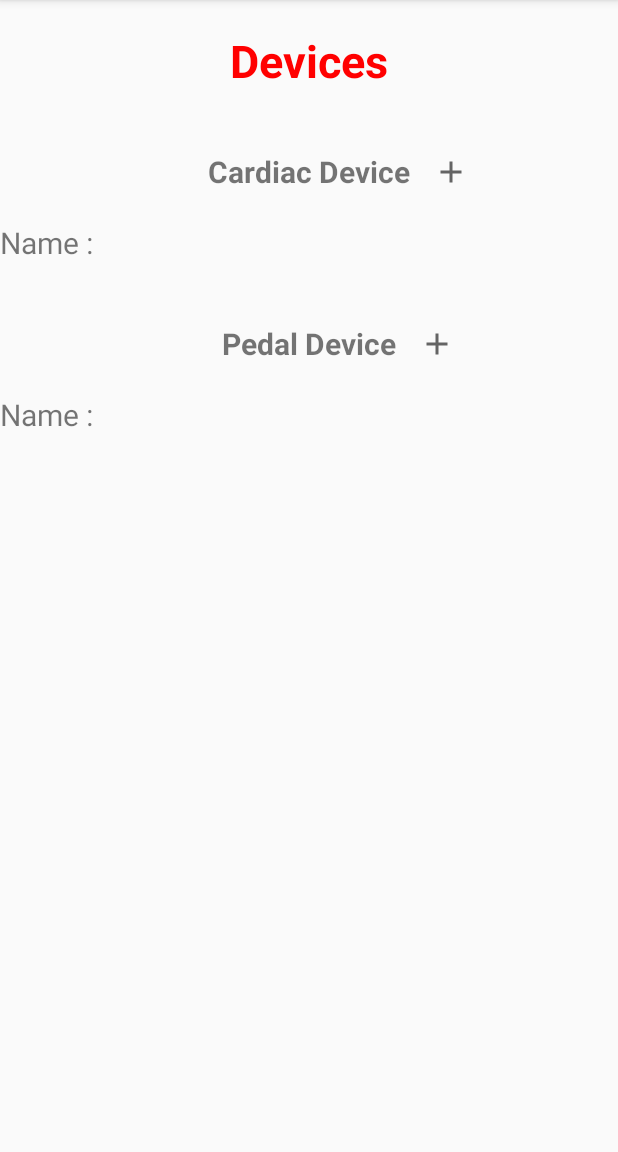
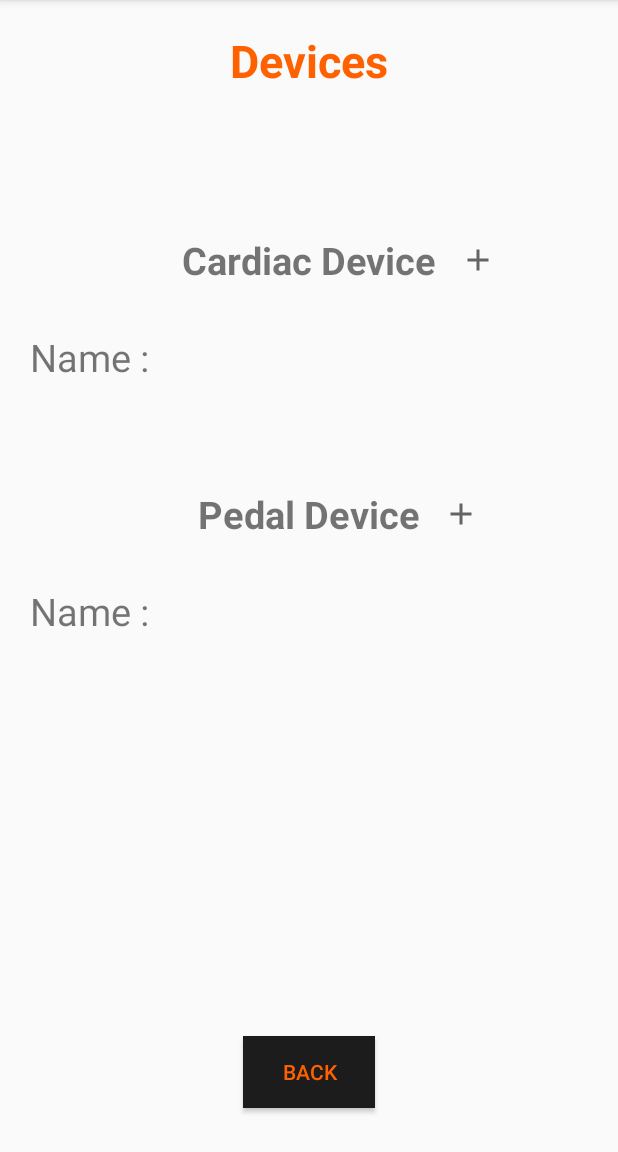
Before and after one commit to lesslefou/CycloSens, an Android app: the Devices screen opened directly, with no data from a screen before it, on a phone screen of 412 x 824 dp, the part 84-1236 px from its top. Run offline under Robolectric (Android 15) with nearby library versions, the phone set to English and light mode, and no system bars; our stand-ins replace Firebase (no records; nobody signed in at launch, a user with empty details on screens opened directly).

```diff
--- a/app/src/main/AndroidManifest.xml
+++ b/app/src/main/AndroidManifest.xml
@@ -24,9 +24,6 @@
         android:theme="@style/Theme.CycloSens">
         <activity
             android:name=".BleResearch"
-            android:exported="false" />
-        <activity
-            android:name=".DeviceInformation"
             android:exported="false" />
         <!--
              The API key for Google Maps-based APIs is defined as a string resource.
--- a/app/src/main/java/com/example/cyclosens/Devices.java
+++ b/app/src/main/java/com/example/cyclosens/Devices.java
@@ -7,6 +7,7 @@ import android.bluetooth.BluetoothDevice;
 import android.content.Intent;
 import android.os.Bundle;
 import android.util.Log;
+import android.view.View;
 
 import com.example.cyclosens.databinding.ActivityDevicesBinding;
 import com.google.firebase.auth.FirebaseAuth;
@@ -34,9 +35,6 @@ public class Devices extends AppCompatActivity {
         binding.addCardiacDevice.setOnClickListener(v-> goSearchDevice("cardiac"));
         binding.addPedalDevice.setOnClickListener(v-> goSearchDevice("pedal"));
 
-        binding.cardiacDeviceName.setOnClickListener(v-> goToInformation("cardiac"));
-        binding.pedalDeviceName.setOnClickListener(v-> goToInformation("pedal"));
-
         FirebaseUser firebaseUser = FirebaseAuth.getInstance().getCurrentUser();
         if (firebaseUser != null) {
             String userId = firebaseUser.getUid();
@@ -51,7 +49,7 @@ public class Devices extends AppCompatActivity {
                     }
                     if (snapshot.child("pedal").child("name").exists()) {
                         pedalDevice = snapshot.child("pedal").child("name").getValue().toString();
-                        binding.cardiacDeviceName.setText(pedalDevice);
+                        binding.pedalDeviceName.setText(pedalDevice);
                     }
                 }
 
@@ -61,6 +59,9 @@ public class Devices extends AppCompatActivity {
                 }
             });
         }
+
+        //Go back on the previous page and close this activity
+        binding.btnBack.setOnClickListener((View.OnClickListener) v -> finish());
     }
 
     private void goSearchDevice(String type){
@@ -69,9 +70,4 @@ public class Devices extends AppCompatActivity {
         startActivity(i);
     }
 
-    private void goToInformation(String type){
-        Intent i = new Intent(Devices.this, DeviceInformation.class);
-        i.putExtra("device",type);
-        startActivity(i);
-    }
 }
--- a/app/src/main/java/com/example/cyclosens/Log_In.java
+++ b/app/src/main/java/com/example/cyclosens/Log_In.java
@@ -38,7 +38,7 @@ public class Log_In extends AppCompatActivity {
         setContentView(binding.getRoot());
 
         mAuth = FirebaseAuth.getInstance();
-        //If the user didn't log out he will see this page, he will directly go on the welcome page
+        //If the user didn't log out he will not see this page, he will directly go on the welcome page
         if (mAuth.getCurrentUser() != null){
             Intent i = new Intent(Log_In.this, Welcome.class);
             i.putExtra("fragment", "start");
@@ -90,6 +90,7 @@ public class Log_In extends AppCompatActivity {
                     if (checkIfEmailConfirm()) {
                         Toast.makeText(Log_In.this, R.string.welcomeUser, Toast.LENGTH_SHORT).show();
                         startActivity(new Intent(getApplicationContext(),Welcome.class));
+                        finish();
                     } else {
                         Toast.makeText(Log_In.this, R.string.emailConfirmation, Toast.LENGTH_SHORT).show();
                         binding.progressBar.setVisibility(View.GONE);
--- a/app/src/main/java/com/example/cyclosens/Sign_Up.java
+++ b/app/src/main/java/com/example/cyclosens/Sign_Up.java
@@ -149,7 +149,6 @@ public class Sign_Up extends AppCompatActivity {
                         mReference.setValue(user);
                         notificationDialog();
                         logout();
-                        startActivity(new Intent(Sign_Up.this, MainActivity.class));
                     } else {
                         Toast.makeText(Sign_Up.this, R.string.error + task.getException().getMessage(), Toast.LENGTH_SHORT).show();
                         binding.progressBar.setVisibility(View.GONE);
@@ -165,7 +164,7 @@ public class Sign_Up extends AppCompatActivity {
 
 
     /**
-     * Allows the disconnection of the user on the application
+     * Allows the disconnection of the user on the application in order to force in to click on his email validation
      */
     public void logout() {
         FirebaseAuth.getInstance().signOut();
--- a/app/src/main/res/layout/activity_devices.xml
+++ b/app/src/main/res/layout/activity_devices.xml
@@ -12,9 +12,9 @@
         android:layout_width="wrap_content"
         android:layout_height="wrap_content"
         android:text="@string/devices"
-        android:textColor="#FF0000"
+        android:textSize="30dp"
         android:textStyle="bold"
-        android:textSize="30sp"
+        android:textColor="@color/orange"
         app:layout_constraintTop_toTopOf="parent"
         android:layout_marginTop="20dp"
         app:layout_constraintEnd_toEndOf="parent"
@@ -26,13 +26,14 @@
         android:layout_width="wrap_content"
         android:layout_height="wrap_content"
         android:text="@string/cardiacDevice"
-        android:textSize="20dp"
+        android:textSize="25dp"
         android:textStyle="bold"
         app:layout_constraintEnd_toEndOf="parent"
         app:layout_constraintStart_toStartOf="parent"
         app:layout_constraintTop_toBottomOf="@id/title"
         android:layout_marginTop="40dp"
-        app:layout_constraintBottom_toTopOf="@id/cardiacDeviceName" />
+        app:layout_constraintBottom_toTopOf="@id/btn_back"
+        app:layout_constraintVertical_bias="0.1"/>
 
 
     <ImageView
@@ -50,9 +51,10 @@
         android:id="@+id/cardiacDeviceName"
         android:layout_width="match_parent"
         android:layout_height="wrap_content"
-        android:layout_marginTop="20dp"
+        android:layout_marginTop="30dp"
+        android:layout_marginStart="20dp"
         android:text="@string/name"
-        android:textSize="20dp"
+        android:textSize="25sp"
         app:layout_constraintBottom_toTopOf="@id/pedalDeviceTitle"
         app:layout_constraintStart_toStartOf="parent"
         app:layout_constraintTop_toBottomOf="@id/cardiacDeviceTitle" />
@@ -61,13 +63,14 @@
         android:id="@+id/pedalDeviceTitle"
         android:layout_width="wrap_content"
         android:layout_height="wrap_content"
-        android:layout_marginTop="40dp"
+        android:layout_marginTop="70dp"
         android:text="@string/pedalDevice"
-        android:textSize="20dp"
+        android:textSize="25sp"
         android:textStyle="bold"
         app:layout_constraintEnd_toEndOf="parent"
         app:layout_constraintStart_toStartOf="parent"
-        app:layout_constraintTop_toBottomOf="@id/cardiacDeviceName" />
+        app:layout_constraintTop_toBottomOf="@id/cardiacDeviceName"
+        app:layout_constraintBottom_toTopOf="@id/pedalDeviceName"/>
 
 
     <ImageView
@@ -84,13 +87,24 @@
         android:id="@+id/pedalDeviceName"
         android:layout_width="match_parent"
         android:layout_height="wrap_content"
-        android:layout_marginTop="20dp"
+        android:layout_marginTop="30dp"
+        android:layout_marginStart="20dp"
         android:text="@string/name"
-        android:textSize="20dp"
+        android:textSize="25sp"
         app:layout_constraintStart_toStartOf="parent"
         app:layout_constraintTop_toBottomOf="@id/pedalDeviceTitle" />
 
-
-
+    <Button
+        android:id="@+id/btn_back"
+        android:layout_width="wrap_content"
+        android:layout_height="wrap_content"
+        android:text="@string/back"
+        android:background="@color/dark_grey"
+        android:textColor="@color/orange"
+        app:layout_constraintTop_toBottomOf="@id/pedalDeviceName"
+        app:layout_constraintBottom_toBottomOf="parent"
+        app:layout_constraintStart_toStartOf="parent"
+        app:layout_constraintEnd_toEndOf="parent"
+        app:layout_constraintVertical_bias="0.9"/>
 
 </androidx.constraintlayout.widget.ConstraintLayout>
--- a/app/src/main/res/layout/activity_launcher.xml
+++ b/app/src/main/res/layout/activity_launcher.xml
@@ -12,7 +12,8 @@
         android:layout_height="wrap_content"
         android:text="@string/start"
         android:textStyle="bold"
-        android:textSize="20dp"
+        android:textSize="30dp"
+        android:textColor="@color/orange"
         app:layout_constraintTop_toTopOf="parent"
         app:layout_constraintBottom_toTopOf="@id/gpsSwitch"
         app:layout_constraintEnd_toEndOf="parent"
@@ -142,6 +143,8 @@
         android:layout_width="wrap_content"
         android:layout_height="wrap_content"
         android:text="@string/launch"
+        android:background="@color/black"
+        android:textColor="@color/orange"
         app:layout_constraintTop_toBottomOf="@id/ghostSwitch"
         app:layout_constraintBottom_toBottomOf="parent"
         app:layout_constraintEnd_toEndOf="parent"
--- a/app/src/main/res/layout/activity_log_in.xml
+++ b/app/src/main/res/layout/activity_log_in.xml
@@ -11,8 +11,8 @@
         android:layout_width="wrap_content"
         android:layout_height="wrap_content"
         android:text="@string/log_in"
-        android:textSize="40sp"
-        android:textColor="#FF0000"
+        android:textSize="30dp"
+        android:textStyle="bold"
         app:layout_constraintTop_toTopOf="parent"
         app:layout_constraintBottom_toTopOf="@id/welcome_message"
         app:layout_constraintEnd_toEndOf="parent"
--- a/app/src/main/res/layout/activity_sign_up.xml
+++ b/app/src/main/res/layout/activity_sign_up.xml
@@ -11,8 +11,9 @@
         android:layout_width="wrap_content"
         android:layout_height="wrap_content"
         android:text="@string/sign_up"
-        android:textSize="40sp"
-        android:textColor="#FF0000"
+        android:textSize="30dp"
+        android:textStyle="bold"
+        android:textColor="@color/orange"
         app:layout_constraintTop_toTopOf="parent"
         app:layout_constraintBottom_toTopOf="@id/relative"
         app:layout_constraintEnd_toEndOf="parent"
```
Also changed, not shown: app/src/main/java/com/example/cyclosens/DeviceInformation.java (deleted, +0 -27 lines), app/src/main/java/com/example/cyclosens/Launcher.java (+9 -8 lines), app/src/main/java/com/example/cyclosens/OnGoingActivity.java (+37 -18 lines), app/src/main/res/layout/activity_device_information.xml (deleted, +0 -68 lines), app/src/main/res/layout/activity_main.xml (+11 -10 lines), app/src/main/res/layout/activity_on_going.xml (+36 -21 lines), app/src/main/res/layout/fragment_start.xml (+4 -7 lines).
